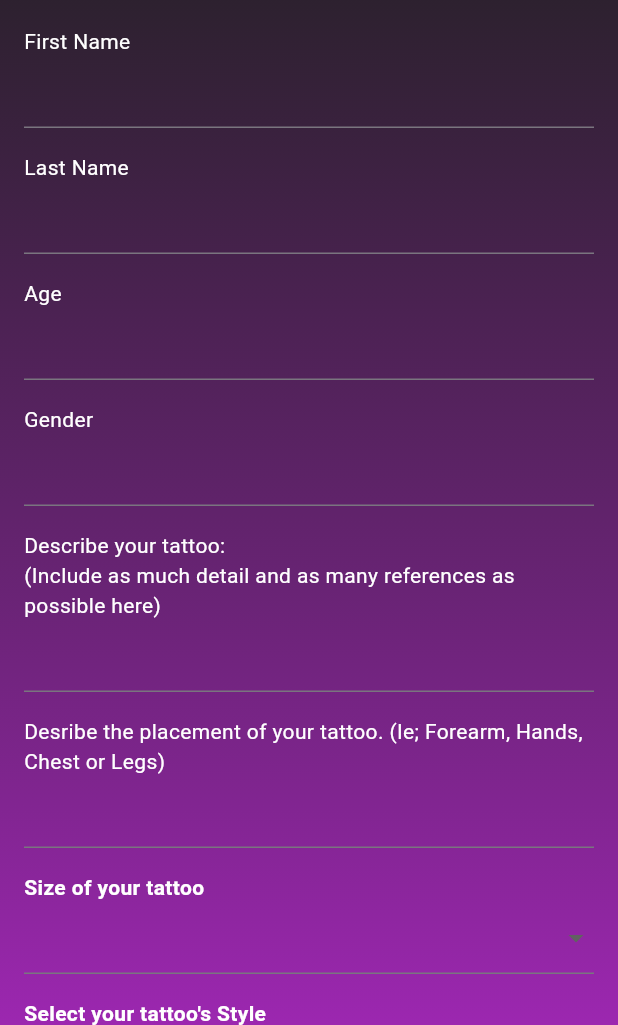
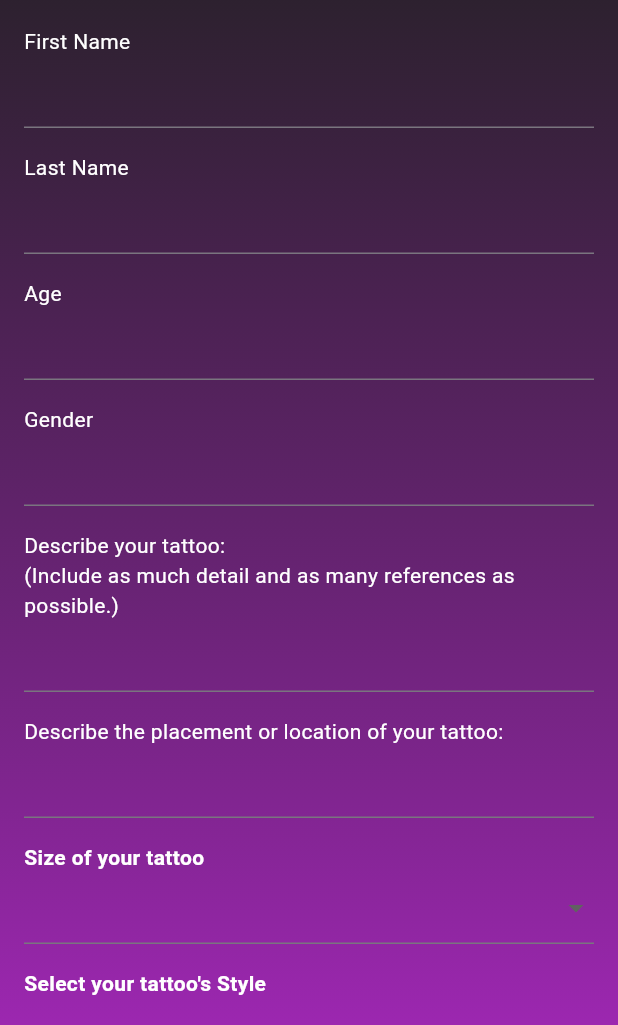
Before and after one commit to TravisESimmons/InkQuest-TravisSimmons, a Flutter app: the TattooForm screen opened directly, on a phone screen of 412 x 824 dp, the part 211-1236 px from its top. Run offline on Flutter 3.47's test engine with Material 3 defaults, Android fonts, the phone set to English and light mode, and no system bars; our stand-ins replace cloud_firestore, firebase_auth, firebase_core, firebase_storage, flutter_vector_icons, image_picker; accounts and stored records are empty.

Commit message:
Complete
Finalized Validation and Text. All finished.

```diff
--- a/lib/tattoo_form.dart
+++ b/lib/tattoo_form.dart
@@ -18,6 +18,7 @@ class TattooForm extends StatefulWidget {
 }
 
 class _TattooFormState extends State<TattooForm> {
+  final GlobalKey<FormState> _formKey = GlobalKey<FormState>();
   String firstName = '';
   String lastName = '';
   int age = 0;
@@ -60,6 +61,8 @@ class _TattooFormState extends State<TattooForm> {
         ),
         child: SingleChildScrollView(
           padding: EdgeInsets.all(16.0),
+          child: Form(
+            key: _formKey,
             child:
                 Column(crossAxisAlignment: CrossAxisAlignment.start, children: [
               Padding(
@@ -77,96 +80,76 @@ class _TattooFormState extends State<TattooForm> {
               ),
               Text('First Name', style: TextStyle(color: Colors.white)),
               TextFormField(
-              onChanged: (value) {
-                setState(() {
-                  firstName = value;
-                });
-              },
-              style:
-                  TextStyle(color: Colors.white), // Set the text color to white
+                onChanged: (value) => setState(() => firstName = value),
+                validator: (value) =>
+                    value!.isEmpty ? 'Please enter your first name' : null,
+                style: TextStyle(color: Colors.white),
               ),
               SizedBox(height: 16.0),
               Text('Last Name', style: TextStyle(color: Colors.white)),
               TextFormField(
-              onChanged: (value) {
-                setState(() {
-                  lastName = value;
-                });
-              },
-              style:
-                  TextStyle(color: Colors.white), // Set the text color to white
+                onChanged: (value) => setState(() => lastName = value),
+                validator: (value) =>
+                    value!.isEmpty ? 'Please enter your last name' : null,
+                style: TextStyle(color: Colors.white),
               ),
               SizedBox(height: 16.0),
               Text('Age', style: TextStyle(color: Colors.white)),
               TextFormField(
                 keyboardType: TextInputType.number,
-              onChanged: (value) {
-                setState(() {
-                  age = int.tryParse(value) ?? 0;
-                });
-              },
-              style:
-                  TextStyle(color: Colors.white), // Set the text color to white
+                onChanged: (value) =>
+                    setState(() => age = int.tryParse(value) ?? 0),
+                validator: (value) => value == null ||
+                        int.tryParse(value!) == null ||
+                        int.parse(value) <= 0
+                    ? 'Please enter a valid age'
+                    : null,
+                style: TextStyle(color: Colors.white),
               ),
               SizedBox(height: 16.0),
               Text('Gender', style: TextStyle(color: Colors.white)),
               TextFormField(
-              onChanged: (value) {
-                setState(() {
-                  gender = value;
-                });
-              },
-              style:
-                  TextStyle(color: Colors.white), // Set the text color to white
+                onChanged: (value) => setState(() => gender = value),
+                validator: (value) =>
+                    value!.isEmpty ? 'Please enter your gender' : null,
+                style: TextStyle(color: Colors.white),
               ),
               SizedBox(height: 16.0),
               Text(
-                'Describe your tattoo:                                                     (Include as much detail and as many references as possible here)',
+                  'Describe your tattoo:                                                       (Include as much detail and as many references as possible.)',
                   style: TextStyle(color: Colors.white)),
               TextFormField(
-              onChanged: (value) {
-                setState(() {
-                  tattooDescription = value;
-                });
-              },
-              style:
-                  TextStyle(color: Colors.white), // Set the text color to white
+                onChanged: (value) => setState(() => tattooDescription = value),
+                validator: (value) => value!.isEmpty
+                    ? 'Please provide a description of your tattoo'
+                    : null,
+                style: TextStyle(color: Colors.white),
               ),
               SizedBox(height: 16.0),
-            Text(
-                'Desribe the placement of your tattoo. (Ie; Forearm, Hands, Chest or Legs)',
+              Text('Describe the placement or location of your tattoo:',
                   style: TextStyle(color: Colors.white)),
               TextFormField(
-              onChanged: (value) {
-                setState(() {
-                  tattooPlacement = value;
-                });
-              },
-              style:
-                  TextStyle(color: Colors.white), // Set the text color to white
+                onChanged: (value) => setState(() => tattooPlacement = value),
+                validator: (value) => value!.isEmpty
+                    ? 'Please specify the placement of your tattoo'
+                    : null,
+                style: TextStyle(color: Colors.white),
               ),
-
               SizedBox(height: 16.0),
               Text('Size of your tattoo',
                   style: TextStyle(
                       color: Colors.white, fontWeight: FontWeight.bold)),
               DropdownButtonFormField<String>(
-              value: null,
-              onChanged: (value) {
-                setState(() {
-                  tattooSize = value!;
-                });
-              },
-              style:
-                  TextStyle(color: Colors.white), // Set the text color to white
-              dropdownColor: Colors
-                  .purple, // Set the dropdown background color to dark purple
+                value: tattooSize.isEmpty ? null : tattooSize,
+                onChanged: (value) => setState(() => tattooSize = value!),
+                validator: (value) =>
+                    value == null ? 'Please select a tattoo size' : null,
+                style: TextStyle(color: Colors.white),
+                dropdownColor: Colors.purple,
                 items: tattooSizeOptions.map((size) {
                   return DropdownMenuItem<String>(
                     value: size,
-                  child: Text(size,
-                      style: TextStyle(
-                          color: Colors.white)), // Set the text color to white
+                    child: Text(size, style: TextStyle(color: Colors.white)),
                   );
                 }).toList(),
               ),
@@ -175,38 +158,25 @@ class _TattooFormState extends State<TattooForm> {
                   style: TextStyle(
                       color: Colors.white, fontWeight: FontWeight.bold)),
               DropdownButtonFormField<String>(
-              value: null,
-              onChanged: (value) {
-                setState(() {
-                  tattooStyle = value!;
-                });
-              },
-              style:
-                  TextStyle(color: Colors.white), // Set the text color to white
-              dropdownColor:
-                  Colors.black, // Set the dropdown background color to black
+                value: tattooStyle.isEmpty ? null : tattooStyle,
+                onChanged: (value) => setState(() => tattooStyle = value!),
+                validator: (value) =>
+                    value == null ? 'Please select a tattoo style' : null,
+                style: TextStyle(color: Colors.white),
+                dropdownColor: Colors.black,
                 items: tattooStyles.map((style) {
                   return DropdownMenuItem<String>(
                     value: style,
-                  child: Text(style,
-                      style: TextStyle(
-                          color: Colors.white)), // Set the text color to white
+                    child: Text(style, style: TextStyle(color: Colors.white)),
                   );
                 }).toList(),
               ),
-
               SizedBox(height: 16.0),
-            Text(
-              'Selected Photo(s):',
+              Text('Selected Photo(s):',
                   style: TextStyle(
                       fontWeight: FontWeight.bold,
                       fontSize: 18.0,
-                color: Colors.white,
-              ),
-            ),
-
-            // Add the image preview
-
+                      color: Colors.white)),
               _selectedImage != null
                   ? Container(
                       alignment: Alignment.center,
@@ -219,15 +189,12 @@ class _TattooFormState extends State<TattooForm> {
                       ),
                     )
                   : Container(),
-
               SizedBox(height: 16.0),
-            // Button to pick image from gallery
               ElevatedButton(
                 onPressed: () async {
                   final ImagePicker _picker = ImagePicker();
-                final XFile? image = await _picker.pickImage(
-                  source: ImageSource.gallery,
-                );
+                  final XFile? image =
+                      await _picker.pickImage(source: ImageSource.gallery);
                   if (image != null) {
                     setState(() {
                       _selectedImage = File(image.path);
@@ -236,13 +203,11 @@ class _TattooFormState extends State<TattooForm> {
                 },
                 child: Text('Upload Reference Images'),
               ),
-            // Button to capture photo using camera
               ElevatedButton(
                 onPressed: () async {
                   final ImagePicker _picker = ImagePicker();
-                final XFile? image = await _picker.pickImage(
-                  source: ImageSource.camera,
-                );
+                  final XFile? image =
+                      await _picker.pickImage(source: ImageSource.camera);
                   if (image != null) {
                     setState(() {
                       _selectedImage = File(image.path);
@@ -251,12 +216,10 @@ class _TattooFormState extends State<TattooForm> {
                 },
                 child: Text('Take Photo'),
               ),
-
               SizedBox(height: 16.0),
-
-            // Submit button...
               ElevatedButton(
                 onPressed: () async {
+                  if (_formKey.currentState!.validate()) {
                     Map<String, dynamic> submissionData = {
                       'firstName': firstName,
                       'lastName': lastName,
@@ -284,8 +247,9 @@ class _TattooFormState extends State<TattooForm> {
                       // Check if there's at least one artist found
                       if (artistSnapshot.docs.isNotEmpty) {
                         // Get the first artist found
-                    Map<String, dynamic> artistData = artistSnapshot.docs.first
-                        .data() as Map<String, dynamic>;
+                        Map<String, dynamic> artistData =
+                            artistSnapshot.docs.first.data()
+                                as Map<String, dynamic>;
                         Artist artist = Artist.fromMap(artistData);
 
                         // Navigate to the ResultPage
@@ -301,18 +265,18 @@ class _TattooFormState extends State<TattooForm> {
                       } else {
                         // Handle case where no artist is found for the selected style
                         ScaffoldMessenger.of(context).showSnackBar(SnackBar(
-                        content:
-                            Text('No artist found for the selected style')));
+                            content: Text(
+                                'No artist found for the selected style')));
                       }
                     } catch (error) {
                       // Handle any errors that occur during submission or fetching the artist
-                  ScaffoldMessenger.of(context)
-                      .showSnackBar(SnackBar(content: Text('Error: $error')));
+                      ScaffoldMessenger.of(context).showSnackBar(
+                          SnackBar(content: Text('Error: $error')));
+                    }
                   }
                 },
                 child: Text('Submit'),
               ),
-
               SizedBox(height: 16.0),
               Align(
                 alignment: Alignment.center,
@@ -342,6 +306,7 @@ class _TattooFormState extends State<TattooForm> {
             ]),
           ),
         ),
+      ),
     );
   }
 }
```
Lines whose indentation alone changed are shown as unchanged.
